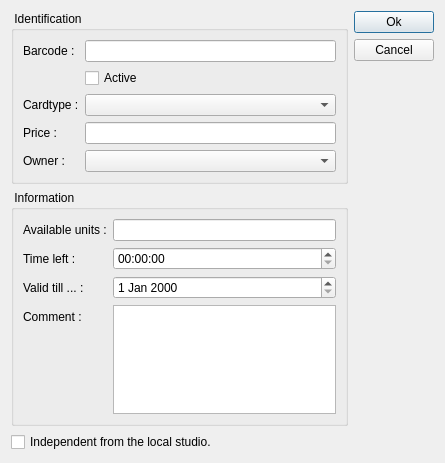
Above: client/dlgpatientcardedit.ui from tbikfalvi/Belenus before the change. Below: the same form after it.
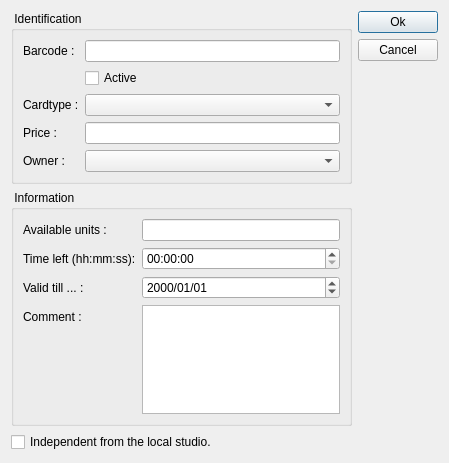
That is the form after the change.

```diff
--- a/client/dlgpatientcardedit.ui
+++ b/client/dlgpatientcardedit.ui
@@ -6,7 +6,7 @@
    <rect>
     <x>0</x>
     <y>0</y>
-    <width>445</width>
+    <width>449</width>
     <height>463</height>
    </rect>
   </property>
@@ -98,7 +98,7 @@
         <item row="1" column="0">
          <widget class="QLabel" name="lblTimeLeft">
           <property name="text">
-           <string>Time left :</string>
+           <string>Time left (hh:mm:ss):</string>
           </property>
          </widget>
         </item>
@@ -117,7 +117,11 @@
          </widget>
         </item>
         <item row="2" column="1">
-         <widget class="QDateEdit" name="deValidDate"/>
+         <widget class="QDateEdit" name="deValidDate">
+          <property name="displayFormat">
+           <string>yyyy/MM/dd</string>
+          </property>
+         </widget>
         </item>
         <item row="3" column="0">
          <widget class="QLabel" name="lblComment">
```
